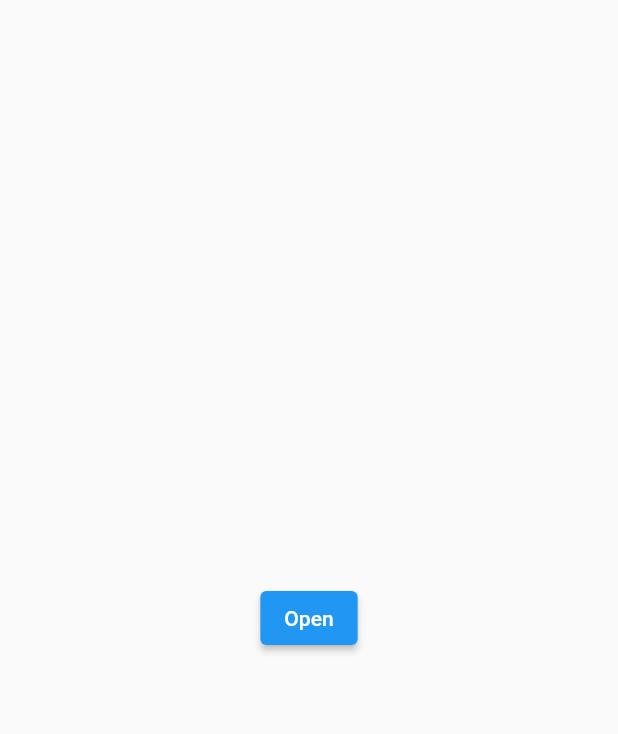
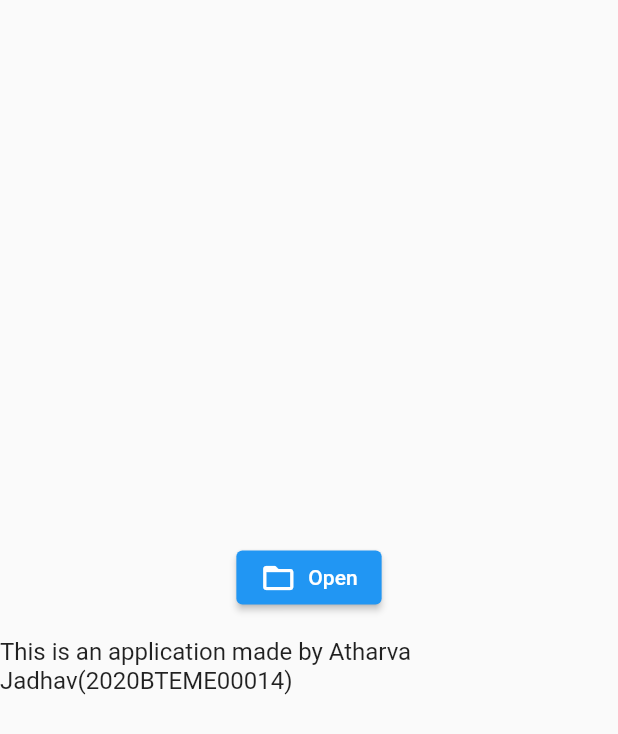
Before and after one commit to ASJTheGamer/Data_Vis, a Flutter app: the screen it shows after launch, on a phone screen of 412 x 824 dp. Shown: the top 734 px of the screen. Run offline on Flutter 3.47's test engine with Material 2 defaults, Android fonts, the phone set to English and light mode, and no system bars; our stand-ins replace file_picker, syncfusion_flutter_charts; missing offline and left inert: excel.

Commit message:
First commit

```diff
--- a/lib/loadfile.dart
+++ b/lib/loadfile.dart
@@ -1,7 +1,6 @@
 import 'package:data_vis/main.dart';
 import 'package:flutter/material.dart';
 import 'package:file_picker/file_picker.dart';
-
 
 class Load extends StatelessWidget {
   const Load({Key? key}) : super(key: key);
@@ -14,7 +13,6 @@ class Load extends StatelessWidget {
   }
 }
 
-
 class loadfile extends StatefulWidget {
   const loadfile({Key? key}) : super(key: key);
 
@@ -25,11 +23,16 @@ class loadfile extends StatefulWidget {
 class _loadfileState extends State<loadfile> {
   @override
   Widget build(BuildContext context) {
-    return Scaffold(
+    return Center(
+      child: Scaffold(
         body: Center(
-          child: ElevatedButton(
+          child: Column(
+            mainAxisSize: MainAxisSize.min,
+            children: [
+              ElevatedButton(
                 onPressed: () async {
-              FilePickerResult? result = await FilePicker.platform.pickFiles();
+                  FilePickerResult? result =
+                  await FilePicker.platform.pickFiles();
 
                   if (result != null) {
                     PlatformFile file = result.files.first;
@@ -42,14 +45,30 @@ class _loadfileState extends State<loadfile> {
 
                     Navigator.push(
                       context,
-                  MaterialPageRoute(builder: (context) => Charts(file.path.toString())),
+                      MaterialPageRoute(
+                          builder: (context) =>
+                              Charts(file.path.toString())),
                     );
                   } else {
                     // User canceled the picker
                   }
                 },
-            child: Text("Open"),
-
+                child: Row(
+                  mainAxisSize: MainAxisSize.min,
+                  children: [
+                    Icon(Icons.folder_open),
+                    SizedBox(width: 8),
+                    Text("Open"),
+                  ],
+                ),
+              ),
+              SizedBox(height: 16),
+              Text(
+                "This is an application made by Atharva Jadhav(2020BTEME00014)",
+                style: TextStyle(fontSize: 16),
+              ),
+            ],
+          ),
         ),
       ),
     );
--- a/lib/main.dart
+++ b/lib/main.dart
@@ -134,7 +134,7 @@ class _ChartsState extends State<Charts> {
                 child: Column(
                   children: [
                     Padding(
-                      padding: const EdgeInsets.all(16.0),
+                      padding: const EdgeInsets.all(14.0),
                       child: Container(
                           child: SfCartesianChart(
                             // Initialize category axis
```
Also changed, not shown: 1 other file. Lines whose indentation alone changed are shown as unchanged.
